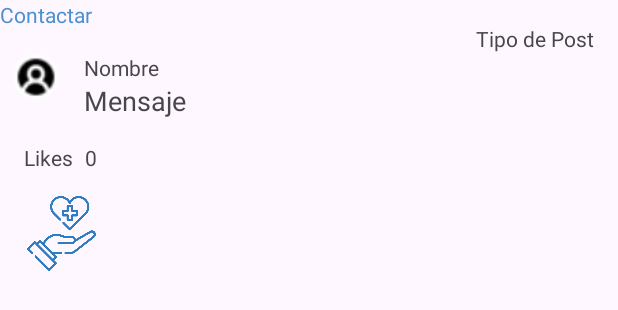
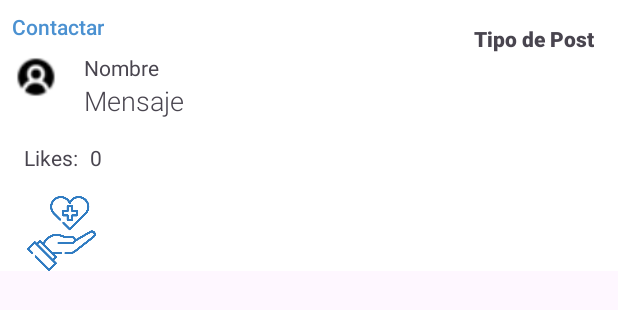
Before and after one commit to AnaPaula202/Connu_App, an Android app: the layout post_fila.xml on its own in the app's theme, with its tools: preview values and no code run, on a phone screen of 412 x 824 dp. Shown: the top 310 px of the screen. Run offline under Robolectric (Android 15) with nearby library versions, the phone set to English and light mode, and no system bars; network calls fail; Roboto replaces fonts that are not available here.

Commit message:
ya muestra con info de bd (excepto imagen)

```diff
--- a/app/src/main/java/com/example/connu/Fragments/MainPageFragment.kt
+++ b/app/src/main/java/com/example/connu/Fragments/MainPageFragment.kt
@@ -86,7 +86,7 @@ class MainPageFragment : Fragment() {
                 post.img = registro.getString("img1")
                 post.user = registro.getString("nombre")
                 post.usermail = registro.getString("correo")
-                post.ptype = registro.getString("tipo_idtipo")
+                post.ptype = registro.getString("punombre")
                 post.likes = registro.getString("likes")
 
                 datos.add(post)
--- a/app/src/main/res/layout/post_fila.xml
+++ b/app/src/main/res/layout/post_fila.xml
@@ -3,7 +3,8 @@
     xmlns:app="http://schemas.android.com/apk/res-auto"
     xmlns:tools="http://schemas.android.com/tools"
     android:layout_width="match_parent"
-    android:layout_height="wrap_content">
+    android:layout_height="wrap_content"
+    android:background="@color/white">
 
     <ImageView
         android:id="@+id/ivImgPostP"
@@ -31,6 +32,7 @@
         android:layout_width="356dp"
         android:layout_height="0dp"
         android:layout_marginStart="16dp"
+        android:fontFamily="sans-serif-light"
         android:text="Mensaje"
         android:textAppearance="@style/TextAppearance.AppCompat.Medium"
         app:layout_constraintEnd_toEndOf="parent"
@@ -86,6 +88,7 @@
         android:layout_height="wrap_content"
         android:layout_marginTop="16dp"
         android:layout_marginEnd="16dp"
+        android:fontFamily="sans-serif-black"
         android:text="Tipo de Post"
         app:layout_constraintEnd_toEndOf="parent"
         app:layout_constraintTop_toTopOf="parent" />
@@ -94,6 +97,9 @@
         android:id="@+id/tvPostContact"
         android:layout_width="wrap_content"
         android:layout_height="wrap_content"
+        android:layout_marginStart="8dp"
+        android:layout_marginTop="8dp"
+        android:fontFamily="sans-serif-medium"
         android:text="@string/contact"
         android:textColor="@color/light_blue"
         app:layout_constraintStart_toStartOf="parent"
--- a/app/src/main/res/values-night/strings.xml
+++ b/app/src/main/res/values-night/strings.xml
@@ -21,7 +21,7 @@
     <string name="new_post">Nueva Publicación</string>
     <string name="cancel">Cancelar</string>
     <string name="publish">Publicar</string>
-    <string name="likes">Likes</string>
+    <string name="likes">Likes: </string>
     <string name="contact">Contactar</string>
 
     <string-array name="gender_options">
--- a/app/src/main/res/values/strings.xml
+++ b/app/src/main/res/values/strings.xml
@@ -66,7 +66,7 @@
     <string name="new_post">Nueva Publicación</string>
     <string name="cancel">Cancelar</string>
     <string name="publish">Publicar</string>
-    <string name="likes">Likes</string>
+    <string name="likes">Likes: </string>
     <string name="contact">Contactar</string>
 
     <string-array name="gender_options">
```
Also changed, not shown: app/src/main/java/com/example/connu/PostAdapter.kt (+6 -1 lines).
